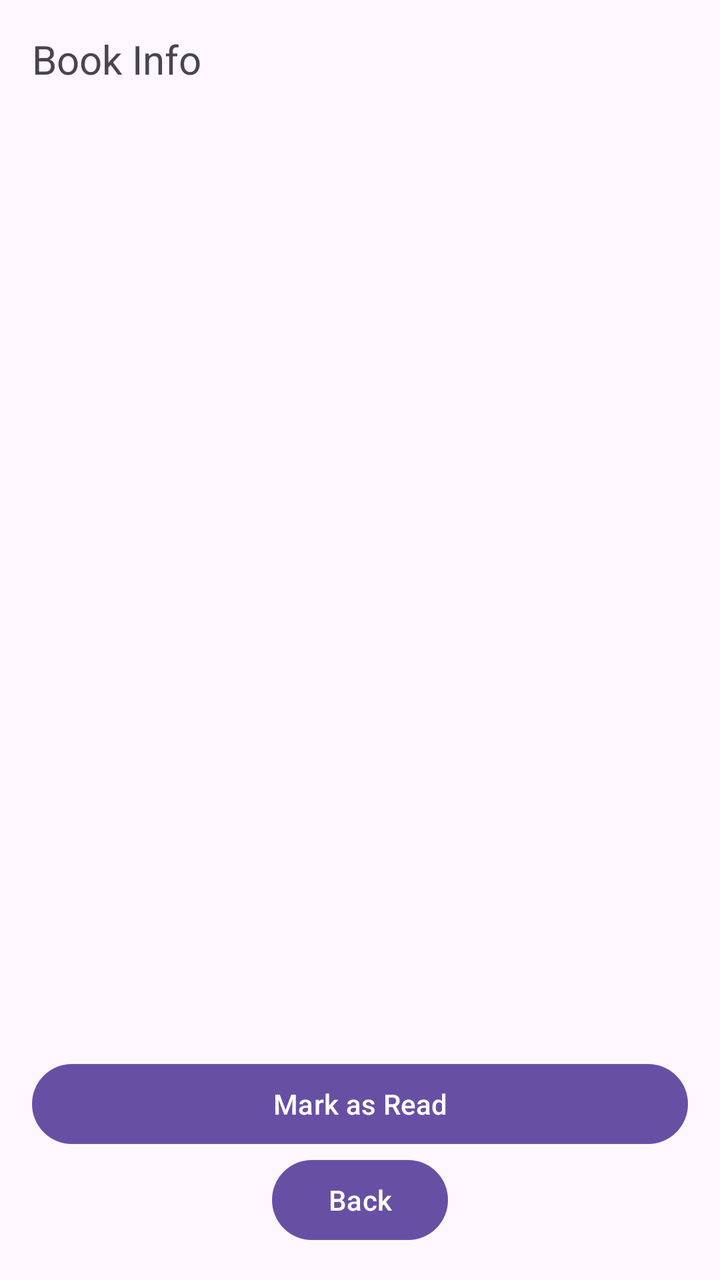
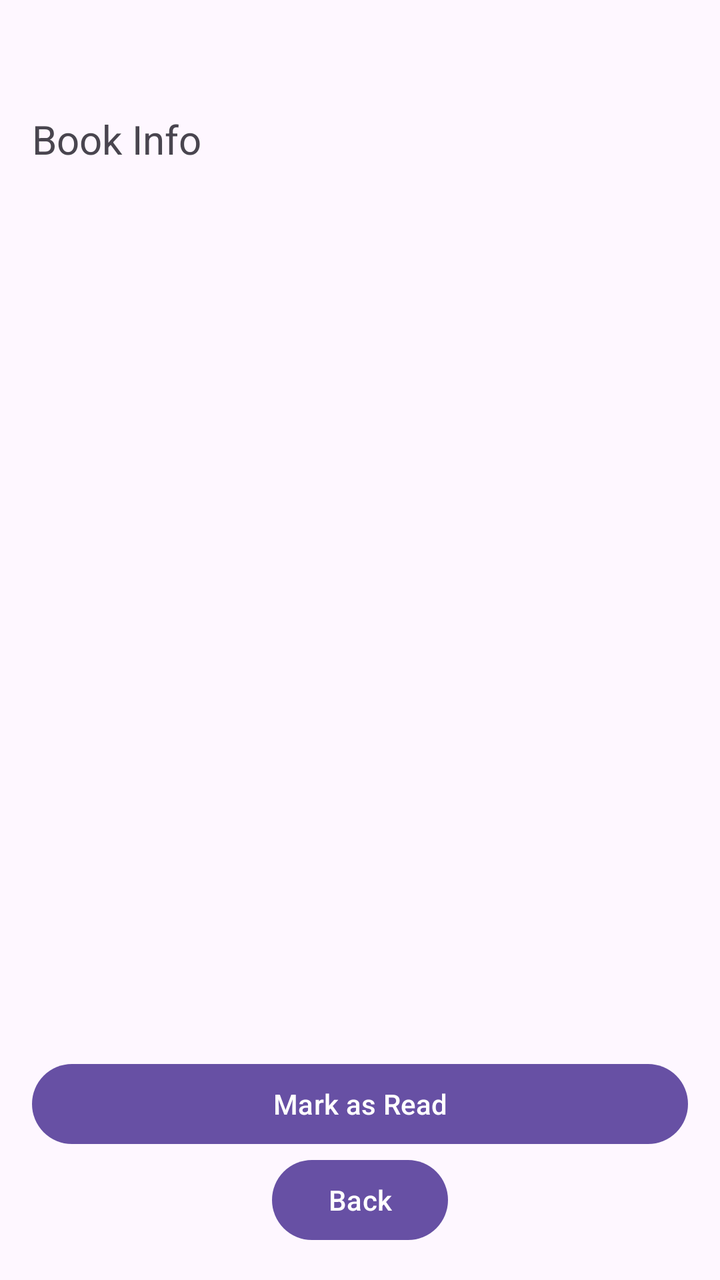

Screens rendered from an Android XML layout before and after an edit, with the pre-edit source and the edit as a unified diff.
<!-- AndroidManifest.xml: application theme Theme.HW04_Gymlog_V300 -->
<!-- res/layout/activity_book_item_display.xml -->
<?xml version="1.0" encoding="utf-8"?>
<androidx.constraintlayout.widget.ConstraintLayout xmlns:android="http://schemas.android.com/apk/res/android"
    xmlns:app="http://schemas.android.com/apk/res-auto"
    android:orientation="vertical"
    android:layout_width="match_parent"
    android:layout_height="match_parent">

    <TextView
        android:id="@+id/displayBookItemTextView"
        android:layout_width="0dp"
        android:layout_height="0dp"
        android:padding="16dp"
        android:text="@string/book_info"
        android:textSize="20sp"
        app:layout_constraintBottom_toTopOf="@id/markReadButton"
        app:layout_constraintEnd_toEndOf="parent"
        app:layout_constraintStart_toStartOf="parent"
        app:layout_constraintTop_toTopOf="parent" />

    <Button
        android:id="@+id/markReadButton"
        android:layout_width="0dp"
        android:layout_height="wrap_content"
        android:layout_margin="16dp"
        android:text="@string/mark_as_read"
        app:layout_constraintEnd_toEndOf="parent"
        app:layout_constraintStart_toStartOf="parent"
        app:layout_constraintTop_toBottomOf="@id/displayBookItemTextView" />

    <Button
        android:id="@+id/backButton"
        android:layout_width="wrap_content"
        android:layout_height="wrap_content"
        android:text="@string/back"
        app:layout_constraintTop_toBottomOf="@id/markReadButton"
        app:layout_constraintBottom_toBottomOf="parent"
        app:layout_constraintStart_toStartOf="parent"
        app:layout_constraintEnd_toEndOf="parent"
        android:layout_marginBottom="16dp" />
</androidx.constraintlayout.widget.ConstraintLayout>
<!-- resources referenced by this layout -->
<resources>
  <string name="back">Back</string>
  <string name="book_info">Book Info</string>
  <string name="mark_as_read">Mark as Read</string>
  <style name="Theme.HW04_Gymlog_V300" parent="Base.Theme.HW04_Gymlog_V300" />
  <style name="Base.Theme.HW04_Gymlog_V300" parent="Theme.Material3.DayNight.NoActionBar">
          
          
      </style>
</resources>

<!-- the commit's change to res/layout/activity_book_item_display.xml (unified diff, before → after) -->
@@ -1,7 +1,7 @@
 <?xml version="1.0" encoding="utf-8"?>
-<androidx.constraintlayout.widget.ConstraintLayout xmlns:android="http://schemas.android.com/apk/res/android"
+<androidx.constraintlayout.widget.ConstraintLayout
+    xmlns:android="http://schemas.android.com/apk/res/android"
     xmlns:app="http://schemas.android.com/apk/res-auto"
-    android:orientation="vertical"
     android:layout_width="match_parent"
     android:layout_height="match_parent">
 
@@ -12,29 +12,32 @@
         android:padding="16dp"
         android:text="@string/book_info"
         android:textSize="20sp"
+        android:layout_marginTop="40dp"
+        app:layout_constraintTop_toTopOf="parent"
         app:layout_constraintBottom_toTopOf="@id/markReadButton"
-        app:layout_constraintEnd_toEndOf="parent"
         app:layout_constraintStart_toStartOf="parent"
-        app:layout_constraintTop_toTopOf="parent" />
+        app:layout_constraintEnd_toEndOf="parent" />
 
     <Button
         android:id="@+id/markReadButton"
         android:layout_width="0dp"
         android:layout_height="wrap_content"
-        android:layout_margin="16dp"
+        android:layout_marginHorizontal="16dp"
+        android:layout_marginTop="12dp"
         android:text="@string/mark_as_read"
-        app:layout_constraintEnd_toEndOf="parent"
+        app:layout_constraintTop_toBottomOf="@id/displayBookItemTextView"
         app:layout_constraintStart_toStartOf="parent"
-        app:layout_constraintTop_toBottomOf="@id/displayBookItemTextView" />
+        app:layout_constraintEnd_toEndOf="parent" />
 
     <Button
         android:id="@+id/backButton"
         android:layout_width="wrap_content"
         android:layout_height="wrap_content"
+        android:layout_marginBottom="16dp"
         android:text="@string/back"
         app:layout_constraintTop_toBottomOf="@id/markReadButton"
         app:layout_constraintBottom_toBottomOf="parent"
         app:layout_constraintStart_toStartOf="parent"
-        app:layout_constraintEnd_toEndOf="parent"
-        android:layout_marginBottom="16dp" />
+        app:layout_constraintEnd_toEndOf="parent" />
+
 </androidx.constraintlayout.widget.ConstraintLayout>
